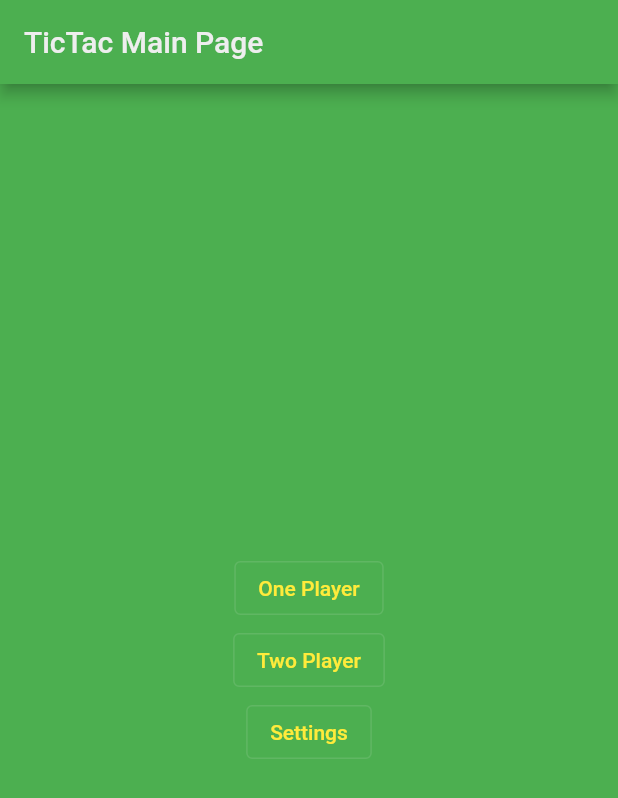
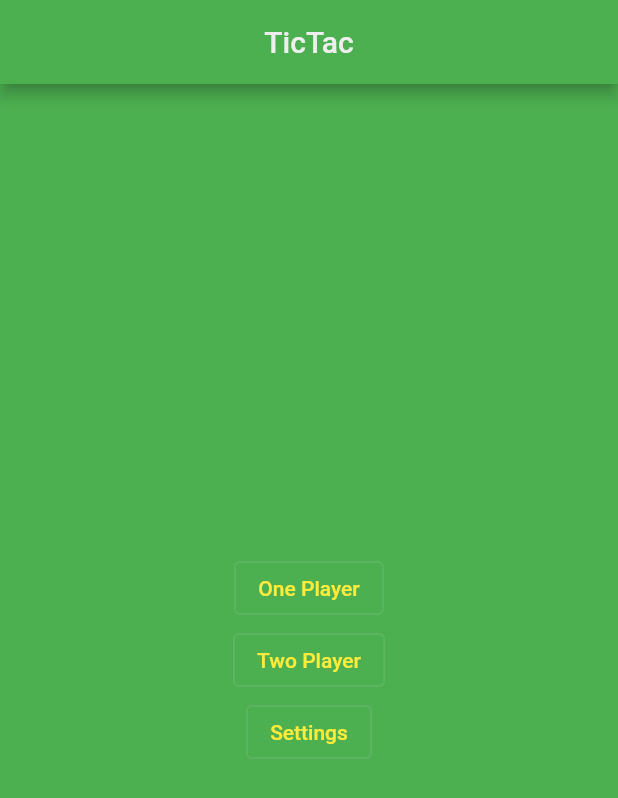
Before and after one commit to Wiykat07/tic_tac, a Flutter app: the screen it shows after launch, on a phone screen of 412 x 824 dp. Shown: the top 798 px of the screen. Run offline on Flutter 3.47's test engine with Material 2 defaults, Android fonts, the phone set to English and light mode, and no system bars; our stand-ins replace confetti, shared_preferences; missing offline and left inert: align_positioned.

Commit message:
Changed title name and centered it.

```diff
--- a/lib/main.dart
+++ b/lib/main.dart
@@ -47,7 +47,7 @@ class MyApp extends StatelessWidget {
         },
         title: 'TicTac',
         theme: themePicker(),
-        home: const MyHomePage(title: 'TicTac Main Page'),
+        home: const MyHomePage(title: 'TicTac'),
       );
     });
   }
@@ -68,6 +68,7 @@ class _MyHomePageState extends State<MyHomePage> {
     return Scaffold(
       appBar: AppBar(
         title: Text(widget.title),
+        centerTitle: true,
       ),
       body: Center(
         child: Column(
```
